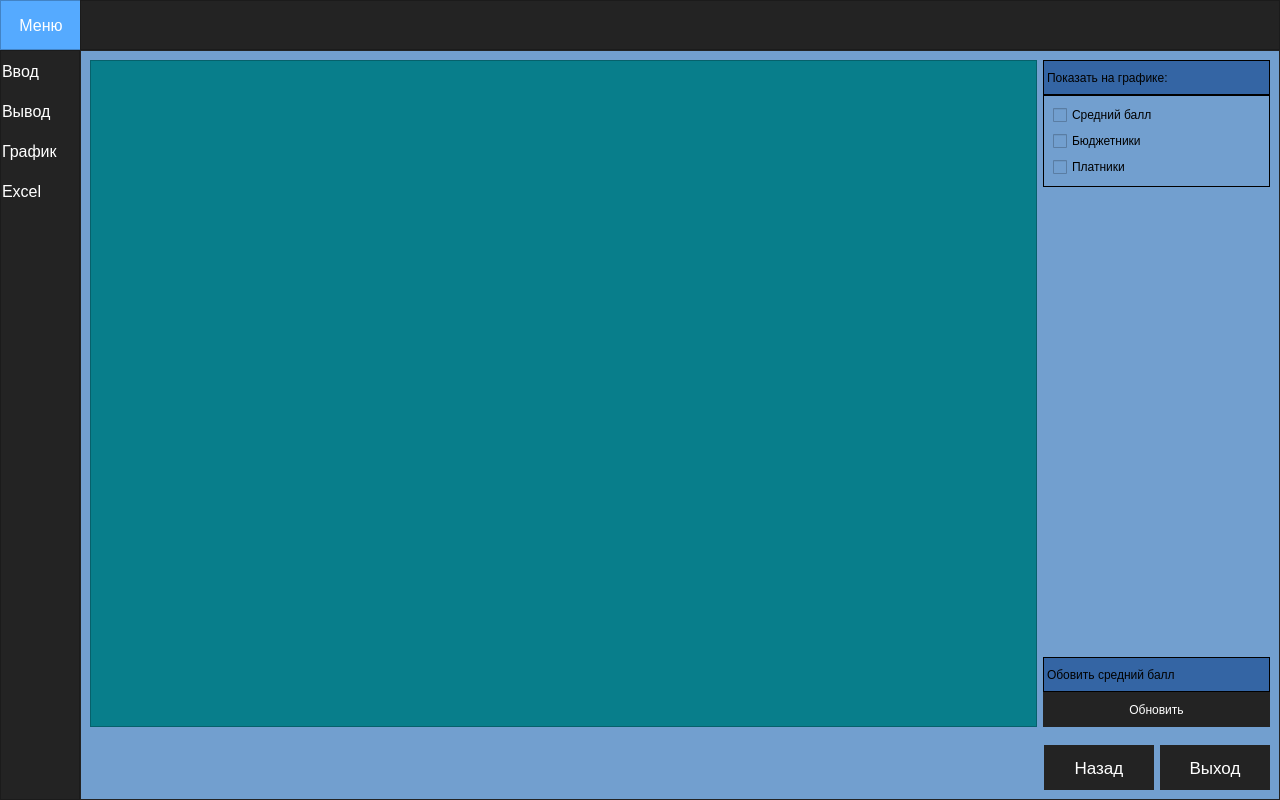
Yoonoma/Working-CPO, file ui_interface/ui_graph.ui: the form before one commit.
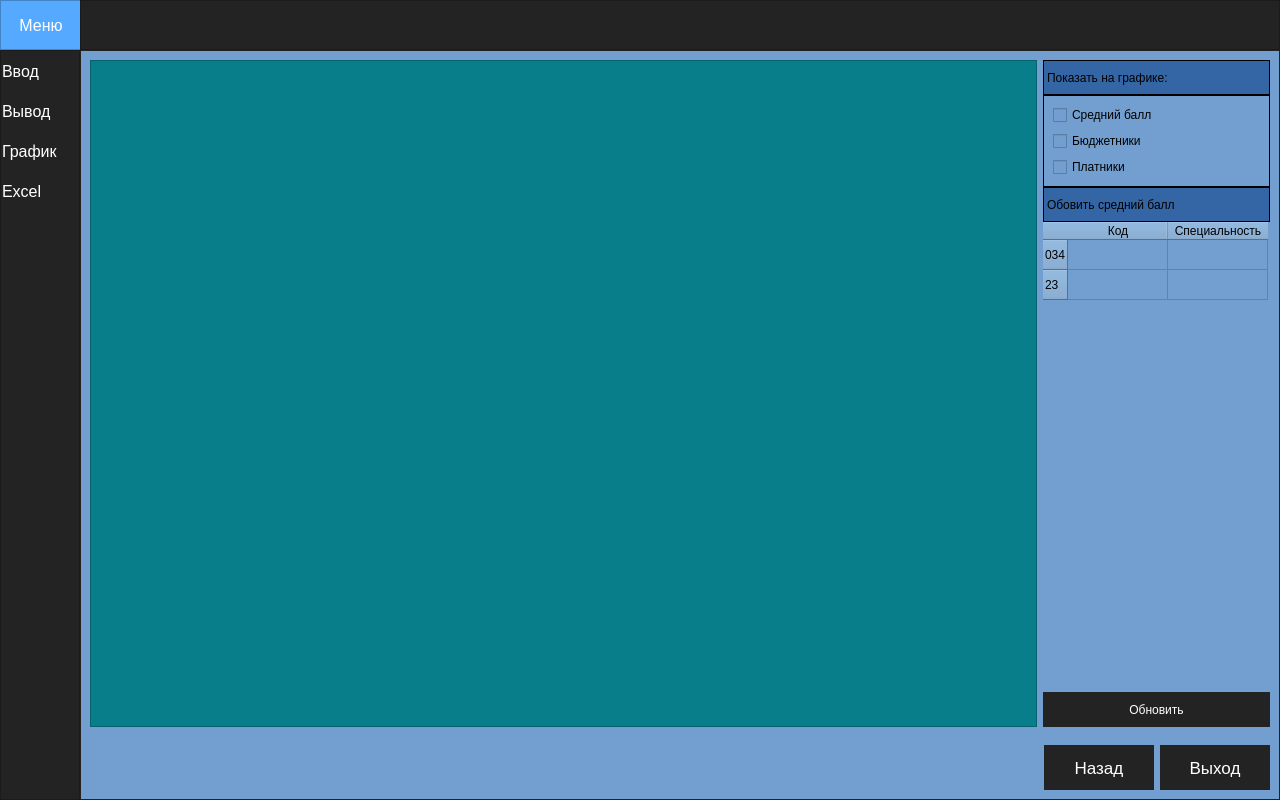
The form after the commit. The open tabs and pages were chosen to show the change. Icons and pictures are not drawn.

The edit to the form file:
```diff
--- a/ui_interface/ui_graph.ui
+++ b/ui_interface/ui_graph.ui
@@ -717,19 +717,6 @@
                      </layout>
                     </widget>
                    </item>
-                   <item>
-                    <spacer name="verticalSpacer">
-                     <property name="orientation">
-                      <enum>Qt::Vertical</enum>
-                     </property>
-                     <property name="sizeHint" stdset="0">
-                      <size>
-                       <width>20</width>
-                       <height>40</height>
-                      </size>
-                     </property>
-                    </spacer>
-                   </item>
                    <item>
                     <widget class="QLabel" name="lbl_update_GPA">
                      <property name="minimumSize">
@@ -754,6 +741,53 @@
                      </property>
                     </widget>
                    </item>
+                   <item>
+                    <widget class="QTableWidget" name="tableWidget">
+                     <property name="sizePolicy">
+                      <sizepolicy hsizetype="Expanding" vsizetype="Expanding">
+                       <horstretch>0</horstretch>
+                       <verstretch>0</verstretch>
+                      </sizepolicy>
+                     </property>
+                     <property name="font">
+                      <font>
+                       <pointsize>-1</pointsize>
+                       <weight>50</weight>
+                       <italic>false</italic>
+                       <bold>false</bold>
+                      </font>
+                     </property>
+                     <property name="styleSheet">
+                      <string notr="true">font: 12px;</string>
+                     </property>
+                     <property name="frameShape">
+                      <enum>QFrame::NoFrame</enum>
+                     </property>
+                     <property name="frameShadow">
+                      <enum>QFrame::Plain</enum>
+                     </property>
+                     <row>
+                      <property name="text">
+                       <string>034</string>
+                      </property>
+                     </row>
+                     <row>
+                      <property name="text">
+                       <string>23</string>
+                      </property>
+                     </row>
+                     <column>
+                      <property name="text">
+                       <string>Код</string>
+                      </property>
+                     </column>
+                     <column>
+                      <property name="text">
+                       <string>Специальность</string>
+                      </property>
+                     </column>
+                    </widget>
+                   </item>
                    <item>
                     <widget class="QPushButton" name="btn_graph_update">
                      <property name="minimumSize">
```
Left out of the diff: 2 changed lines with no effect on the pictures.
